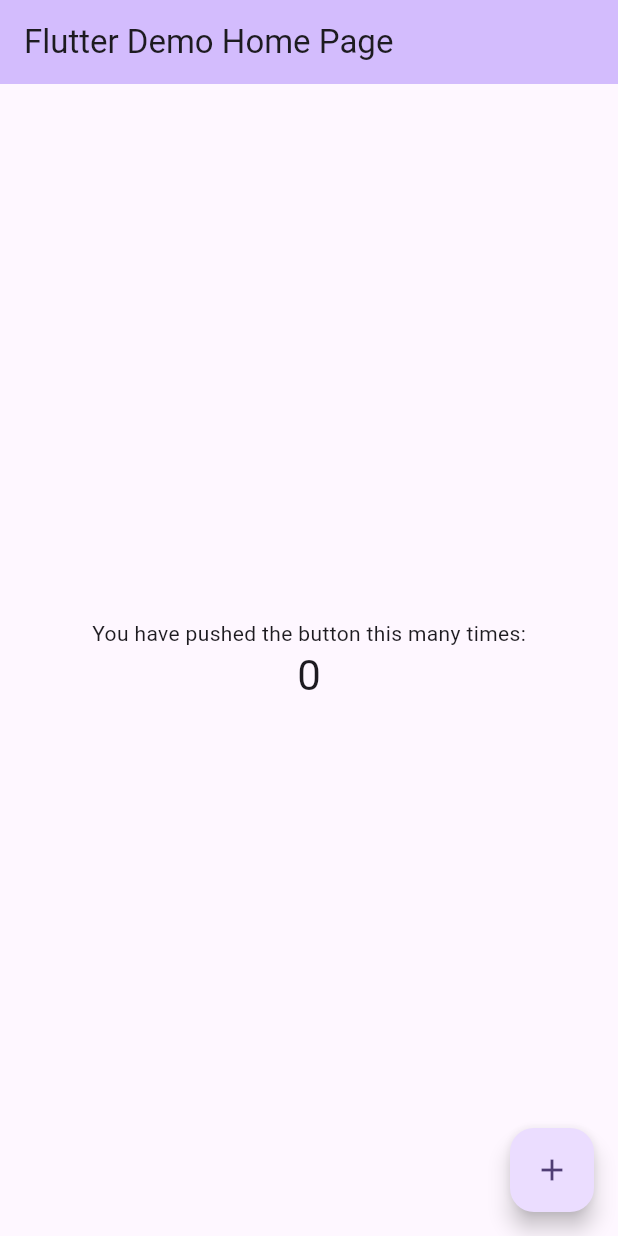
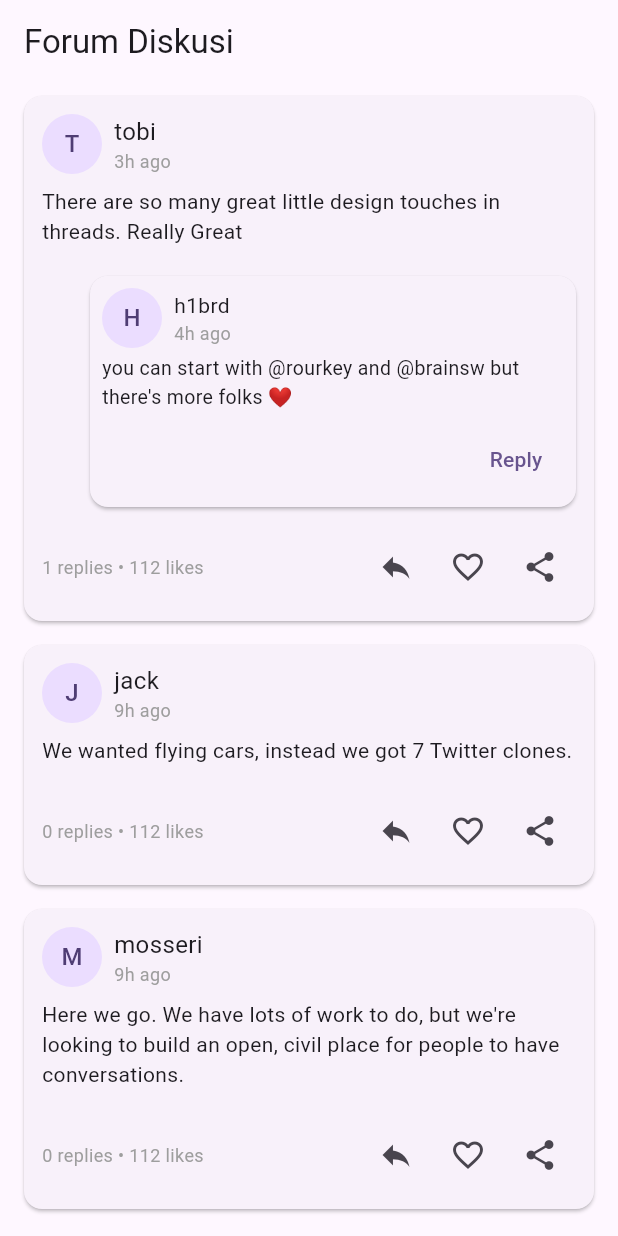
Before and after one commit to F03-PBP/SoundNest-mobile, a Flutter app: the screen it shows after launch, on a phone screen of 412 x 824 dp. Run offline on Flutter 3.47's test engine with Material 3 defaults, Android fonts, the phone set to English and light mode, and no system bars.

Commit message:
yey progress

```diff
--- /dev/null
+++ b/lib/discussions/forum_post.dart
@@ -0,0 +1,15 @@
+class ForumPost {
+  final String id;
+  final String author;
+  final String content;
+  final List<ForumPost> replies; // Mendukung balasan berjenjang
+  final DateTime timestamp;
+
+  ForumPost({
+    required this.id,
+    required this.author,
+    required this.content,
+    List<ForumPost>? replies,
+    required this.timestamp,
+  }) : replies = replies ?? <ForumPost>[];
+}
--- /dev/null
+++ b/lib/discussions/forum_screen.dart
@@ -0,0 +1,192 @@
+import 'package:flutter/material.dart';
+import 'forum_post.dart';
+import 'reply_card.dart';
+
+class ForumScreen extends StatefulWidget {
+  const ForumScreen({super.key});
+
+  @override
+  _ForumScreenState createState() => _ForumScreenState();
+}
+
+class _ForumScreenState extends State<ForumScreen> {
+  List<ForumPost> posts = [
+    ForumPost(
+      id: '1',
+      author: 'tobi',
+      content:
+          'There are so many great little design touches in threads. Really Great',
+      timestamp: DateTime.now().subtract(const Duration(hours: 7)),
+      replies: [
+        ForumPost(
+          id: '1-1',
+          author: 'h1brd',
+          content:
+              'you can start with @rourkey and @brainsw but there\'s more folks ❤️',
+          timestamp: DateTime.now().subtract(const Duration(hours: 6)),
+        ),
+      ],
+    ),
+    ForumPost(
+      id: '2',
+      author: 'jack',
+      content: 'We wanted flying cars, instead we got 7 Twitter clones.',
+      timestamp: DateTime.now().subtract(const Duration(minutes: 33)),
+    ),
+    ForumPost(
+      id: '3',
+      author: 'mosseri',
+      content:
+          'Here we go. We have lots of work to do, but we\'re looking to build an open, civil place for people to have conversations.',
+      timestamp: DateTime.now().subtract(const Duration(minutes: 33)),
+    ),
+  ];
+
+  void _addReply(String postId, String replyContent) {
+    setState(() {
+      final postIndex = posts.indexWhere((post) => post.id == postId);
+      if (postIndex != -1) {
+        posts[postIndex].replies.add(
+              ForumPost(
+                id: DateTime.now().toString(),
+                author: 'Replier',
+                content: replyContent,
+                timestamp: DateTime.now(),
+              ),
+            );
+      }
+    });
+  }
+
+  void _addReplyToReply(String content, ForumPost parentReply) {
+    setState(() {
+      parentReply.replies.add(
+        ForumPost(
+          id: DateTime.now().toString(),
+          author: 'Nested Replier',
+          content: content,
+          timestamp: DateTime.now(),
+        ),
+      );
+    });
+  }
+
+  void _showReplyDialog(ForumPost post) {
+    final controller = TextEditingController();
+    showDialog(
+      context: context,
+      builder: (context) {
+        return AlertDialog(
+          title: const Text('Reply to Post'),
+          content: TextField(
+            controller: controller,
+            decoration: const InputDecoration(hintText: 'Enter your reply'),
+          ),
+          actions: [
+            TextButton(
+              onPressed: () {
+                if (controller.text.isNotEmpty) {
+                  _addReply(post.id, controller.text);
+                  Navigator.pop(context);
+                }
+              },
+              child: const Text('Reply'),
+            ),
+          ],
+        );
+      },
+    );
+  }
+
+  @override
+  Widget build(BuildContext context) {
+    return Scaffold(
+      appBar: AppBar(
+        title: const Text('Forum Diskusi'),
+      ),
+      body: ListView.builder(
+        itemCount: posts.length,
+        itemBuilder: (context, index) {
+          final post = posts[index];
+          return _buildPostCard(post);
+        },
+      ),
+    );
+  }
+
+  Widget _buildPostCard(ForumPost post) {
+    return Card(
+      margin: const EdgeInsets.symmetric(vertical: 8.0, horizontal: 16.0),
+      child: Padding(
+        padding: const EdgeInsets.all(12.0),
+        child: Column(
+          crossAxisAlignment: CrossAxisAlignment.start,
+          children: [
+            Row(
+              children: [
+                CircleAvatar(
+                  child: Text(post.author[0].toUpperCase()),
+                ),
+                const SizedBox(width: 8),
+                Column(
+                  crossAxisAlignment: CrossAxisAlignment.start,
+                  children: [
+                    Text(post.author, style: const TextStyle(fontSize: 16)),
+                    Text(
+                      '${post.timestamp.hour}h ago',
+                      style: const TextStyle(fontSize: 12, color: Colors.grey),
+                    ),
+                  ],
+                ),
+              ],
+            ),
+            const SizedBox(height: 8),
+            Text(post.content, style: const TextStyle(fontSize: 14)),
+            const SizedBox(height: 12),
+            if (post.replies.isNotEmpty)
+              Column(
+                children: post.replies.map((reply) {
+                  return ReplyCard(
+                    reply: reply,
+                    onReplyToReply: (content, parentReply) {
+                      _addReplyToReply(content, parentReply);
+                    },
+                  );
+                }).toList(),
+              ),
+            const SizedBox(height: 8),
+            Row(
+              mainAxisAlignment: MainAxisAlignment.spaceBetween,
+              children: [
+                Text('${post.replies.length} replies • 112 likes',
+                    style: const TextStyle(fontSize: 12, color: Colors.grey)),
+                Row(
+                  children: [
+                    IconButton(
+                      icon: const Icon(Icons.reply),
+                      onPressed: () {
+                        _showReplyDialog(post);
+                      },
+                    ),
+                    IconButton(
+                      icon: const Icon(Icons.favorite_border),
+                      onPressed: () {
+                        // Handle like action
+                      },
+                    ),
+                    IconButton(
+                      icon: const Icon(Icons.share),
+                      onPressed: () {
+                        // Handle share action
+                      },
+                    ),
+                  ],
+                ),
+              ],
+            ),
+          ],
+        ),
+      ),
+    );
+  }
+}
--- /dev/null
+++ b/lib/discussions/reply_card.dart
@@ -0,0 +1,94 @@
+import 'package:flutter/material.dart';
+import 'forum_post.dart';
+
+class ReplyCard extends StatelessWidget {
+  final ForumPost reply;
+  final Function(String, ForumPost) onReplyToReply;
+
+  const ReplyCard({
+    Key? key,
+    required this.reply,
+    required this.onReplyToReply,
+  }) : super(key: key);
+
+  @override
+  Widget build(BuildContext context) {
+    return Card(
+      margin: const EdgeInsets.only(left: 32.0, top: 8.0, bottom: 8.0),
+      child: Padding(
+        padding: const EdgeInsets.all(8.0),
+        child: Column(
+          crossAxisAlignment: CrossAxisAlignment.start,
+          children: [
+            Row(
+              children: [
+                CircleAvatar(
+                  child: Text(reply.author[0].toUpperCase()),
+                ),
+                const SizedBox(width: 8),
+                Column(
+                  crossAxisAlignment: CrossAxisAlignment.start,
+                  children: [
+                    Text(reply.author, style: const TextStyle(fontSize: 14)),
+                    Text(
+                      '${reply.timestamp.hour}h ago',
+                      style: const TextStyle(fontSize: 12, color: Colors.grey),
+                    ),
+                  ],
+                ),
+              ],
+            ),
+            const SizedBox(height: 4),
+            Text(reply.content, style: const TextStyle(fontSize: 13)),
+            const SizedBox(height: 8),
+            Align(
+              alignment: Alignment.centerRight,
+              child: TextButton(
+                onPressed: () {
+                  _showReplyToReplyDialog(context, reply);
+                },
+                child: const Text('Reply'),
+              ),
+            ),
+            if (reply.replies.isNotEmpty)
+              Column(
+                children: reply.replies.map((subReply) {
+                  return ReplyCard(
+                    reply: subReply,
+                    onReplyToReply: onReplyToReply,
+                  );
+                }).toList(),
+              ),
+          ],
+        ),
+      ),
+    );
+  }
+
+  void _showReplyToReplyDialog(BuildContext context, ForumPost parentReply) {
+    final controller = TextEditingController();
+    showDialog(
+      context: context,
+      builder: (context) {
+        return AlertDialog(
+          title: Text('Reply to ${parentReply.author}'),
+          content: TextField(
+            controller: controller,
+            decoration: const InputDecoration(hintText: 'Write your reply...'),
+          ),
+          actions: [
+            TextButton(
+              onPressed: () {
+                if (controller.text.isNotEmpty) {
+                  onReplyToReply(controller.text, parentReply);
+                  Navigator.pop(context);
+                }
+              },
+              child: const Text('Reply'),
+            ),
+          ],
+        );
+      },
+    );
+  }
+}
--- a/lib/main.dart
+++ b/lib/main.dart
@@ -1,4 +1,5 @@
 import 'package:flutter/material.dart';
+import 'discussions/forum_screen.dart'; // Pastikan path ini sesuai dengan struktur direktori Anda
 
 void main() {
   runApp(const MyApp());
@@ -7,119 +8,15 @@ void main() {
 class MyApp extends StatelessWidget {
   const MyApp({super.key});
 
-  // This widget is the root of your application.
   @override
   Widget build(BuildContext context) {
     return MaterialApp(
-      title: 'Flutter Demo',
+      title: 'Forum Diskusi',
       theme: ThemeData(
-        // This is the theme of your application.
-        //
-        // TRY THIS: Try running your application with "flutter run". You'll see
-        // the application has a purple toolbar. Then, without quitting the app,
-        // try changing the seedColor in the colorScheme below to Colors.green
-        // and then invoke "hot reload" (save your changes or press the "hot
-        // reload" button in a Flutter-supported IDE, or press "r" if you used
-        // the command line to start the app).
-        //
-        // Notice that the counter didn't reset back to zero; the application
-        // state is not lost during the reload. To reset the state, use hot
-        // restart instead.
-        //
-        // This works for code too, not just values: Most code changes can be
-        // tested with just a hot reload.
         colorScheme: ColorScheme.fromSeed(seedColor: Colors.deepPurple),
         useMaterial3: true,
       ),
-      home: const MyHomePage(title: 'Flutter Demo Home Page'),
+      home: const ForumScreen(),
     );
   }
 }
-
-class MyHomePage extends StatefulWidget {
-  const MyHomePage({super.key, required this.title});
-
-  // This widget is the home page of your application. It is stateful, meaning
-  // that it has a State object (defined below) that contains fields that affect
-  // how it looks.
-
-  // This class is the configuration for the state. It holds the values (in this
-  // case the title) provided by the parent (in this case the App widget) and
-  // used by the build method of the State. Fields in a Widget subclass are
-  // always marked "final".
-
-  final String title;
-
-  @override
-  State<MyHomePage> createState() => _MyHomePageState();
-}
-
-class _MyHomePageState extends State<MyHomePage> {
-  int _counter = 0;
-
-  void _incrementCounter() {
-    setState(() {
-      // This call to setState tells the Flutter framework that something has
-      // changed in this State, which causes it to rerun the build method below
-      // so that the display can reflect the updated values. If we changed
-      // _counter without calling setState(), then the build method would not be
-      // called again, and so nothing would appear to happen.
-      _counter++;
-    });
-  }
-
-  @override
-  Widget build(BuildContext context) {
-    // This method is rerun every time setState is called, for instance as done
-    // by the _incrementCounter method above.
-    //
-    // The Flutter framework has been optimized to make rerunning build methods
-    // fast, so that you can just rebuild anything that needs updating rather
-    // than having to individually change instances of widgets.
-    return Scaffold(
-      appBar: AppBar(
-        // TRY THIS: Try changing the color here to a specific color (to
-        // Colors.amber, perhaps?) and trigger a hot reload to see the AppBar
-        // change color while the other colors stay the same.
-        backgroundColor: Theme.of(context).colorScheme.inversePrimary,
-        // Here we take the value from the MyHomePage object that was created by
-        // the App.build method, and use it to set our appbar title.
-        title: Text(widget.title),
-      ),
-      body: Center(
-        // Center is a layout widget. It takes a single child and positions it
-        // in the middle of the parent.
-        child: Column(
-          // Column is also a layout widget. It takes a list of children and
-          // arranges them vertically. By default, it sizes itself to fit its
-          // children horizontally, and tries to be as tall as its parent.
-          //
-          // Column has various properties to control how it sizes itself and
-          // how it positions its children. Here we use mainAxisAlignment to
-          // center the children vertically; the main axis here is the vertical
-          // axis because Columns are vertical (the cross axis would be
-          // horizontal).
-          //
-          // TRY THIS: Invoke "debug painting" (choose the "Toggle Debug Paint"
-          // action in the IDE, or press "p" in the console), to see the
-          // wireframe for each widget.
-          mainAxisAlignment: MainAxisAlignment.center,
-          children: <Widget>[
-            const Text(
-              'You have pushed the button this many times:',
-            ),
-            Text(
-              '$_counter',
-              style: Theme.of(context).textTheme.headlineMedium,
-            ),
-          ],
-        ),
-      ),
-      floatingActionButton: FloatingActionButton(
-        onPressed: _incrementCounter,
-        tooltip: 'Increment',
-        child: const Icon(Icons.add),
-      ), // This trailing comma makes auto-formatting nicer for build methods.
-    );
-  }
-}
--- /dev/null
+++ b/lib/widgets/reply_card.dart
@@ -0,0 +1,37 @@
+import 'package:flutter/material.dart';
+
+class ReplyCard extends StatelessWidget {
+  final String author;
+  final String content;
+  final DateTime timestamp;
+
+  const ReplyCard({
+    Key? key,
+    required this.author,
+    required this.content,
+    required this.timestamp,
+  }) : super(key: key);
+
+  @override
+  Widget build(BuildContext context) {
+    return Card(
+      margin: const EdgeInsets.only(left: 32.0, top: 8.0, bottom: 8.0),
+      child: Padding(
+        padding: const EdgeInsets.all(8.0),
+        child: Column(
+          crossAxisAlignment: CrossAxisAlignment.start,
+          children: [
+            Text(author, style: const TextStyle(fontSize: 14)),
+            const SizedBox(height: 4),
+            Text(content, style: const TextStyle(fontSize: 13)),
+            const SizedBox(height: 8),
+            Text(
+              '${timestamp.toLocal()}'.split(' ')[0],
+              style: const TextStyle(color: Colors.grey, fontSize: 12),
+            ),
+          ],
+        ),
+      ),
+    );
+  }
+}
```
Also changed, not shown: lib/discussions/new_post.dart (added, +38 -0 lines), lib/discussions/post_card.dart (added, +56 -0 lines), lib/discussions/reply_form.dart (added, +33 -0 lines), lib/widgets/post_card.dart (added, +52 -0 lines).
